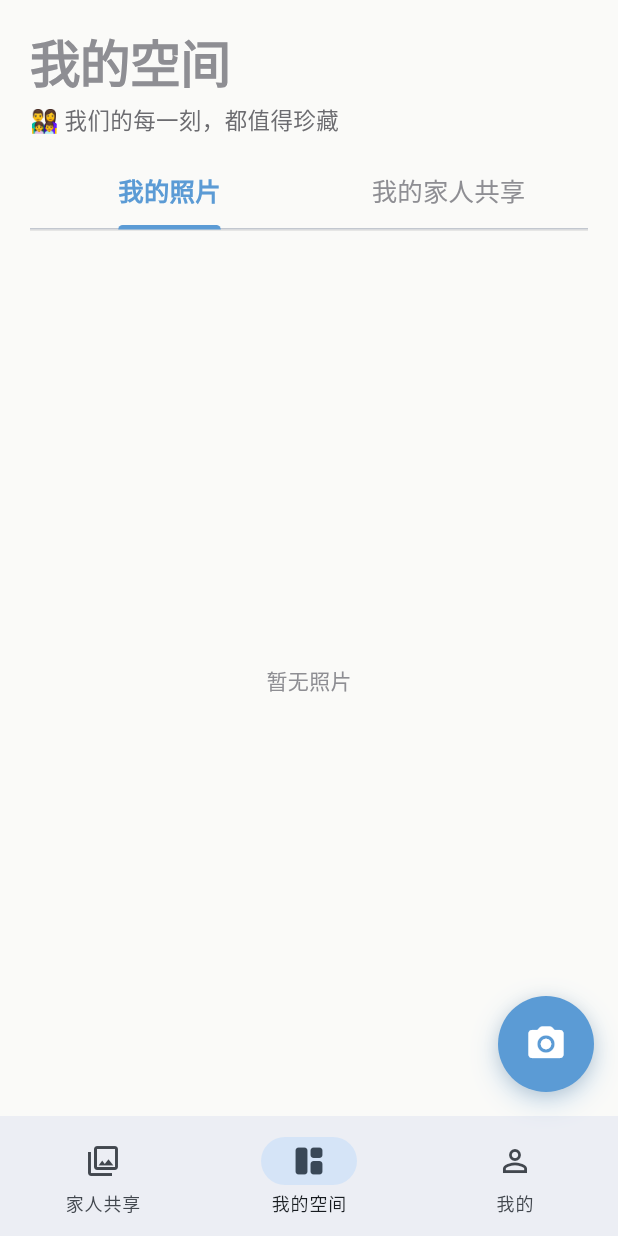
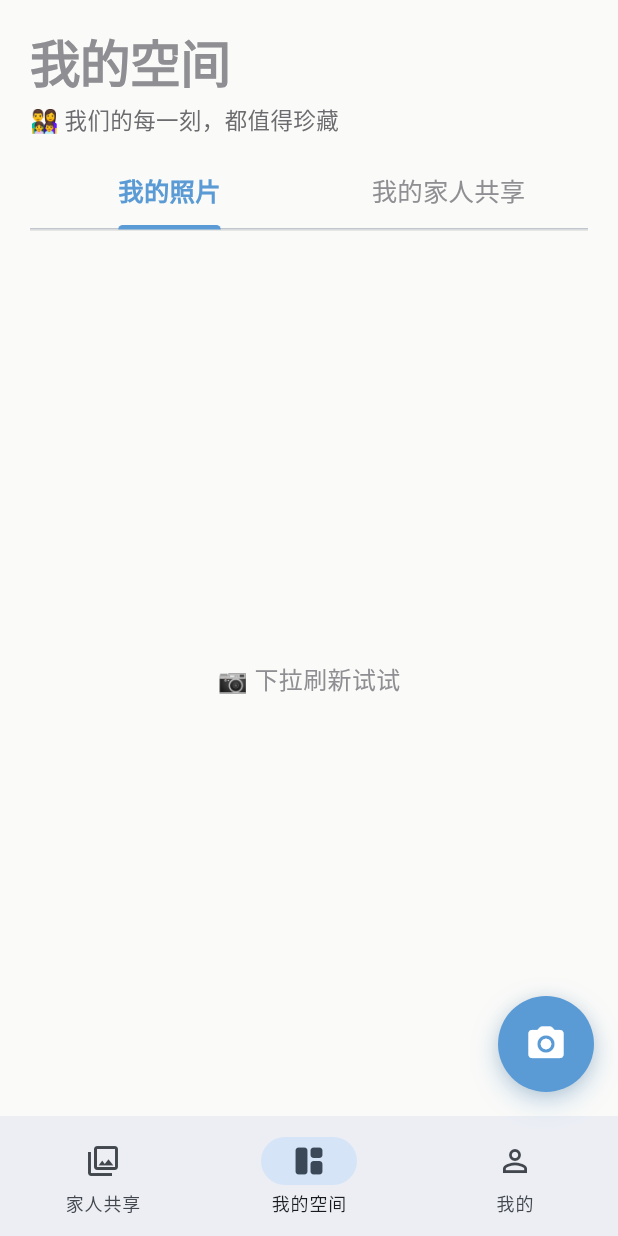
Before and after one commit to sunner777/-timehouse, a Flutter app: the MySpaceScreen screen opened by its route, on a phone screen of 412 x 824 dp. Run offline on Flutter 3.47's test engine with Material 3 defaults, Android fonts, the phone set to English and light mode, and no system bars; our stand-ins replace cached_network_image, dio, go_router, image_picker, shared_preferences, sqflite; missing offline and left inert: gal; accounts and stored records are empty; network calls fail.

Commit message:
debug: add unique marker + clean build to verify APK version
Changed empty photo text to '📷 下拉刷新试试' as version marker.
Full flutter clean + rebuild to rule out build cache issues.

Co-Authored-By: Claude <noreply@anthropic.com>

```diff
--- a/timehouse/lib/src/widgets/photo_grid_view.dart
+++ b/timehouse/lib/src/widgets/photo_grid_view.dart
@@ -82,7 +82,7 @@ class _PhotoGridViewState extends State<PhotoGridView> {
   @override
   Widget build(BuildContext context) {
     if (widget.photos.isEmpty) {
-      return const Center(child: Text('暂无照片', style: TextStyle(color: Color(0xFF8E8E93))));
+      return const Center(child: Text('📷 下拉刷新试试', style: TextStyle(fontSize: 16, color: Color(0xFF8E8E93))));
     }
 
     final grouped = _groupByDate();
```
